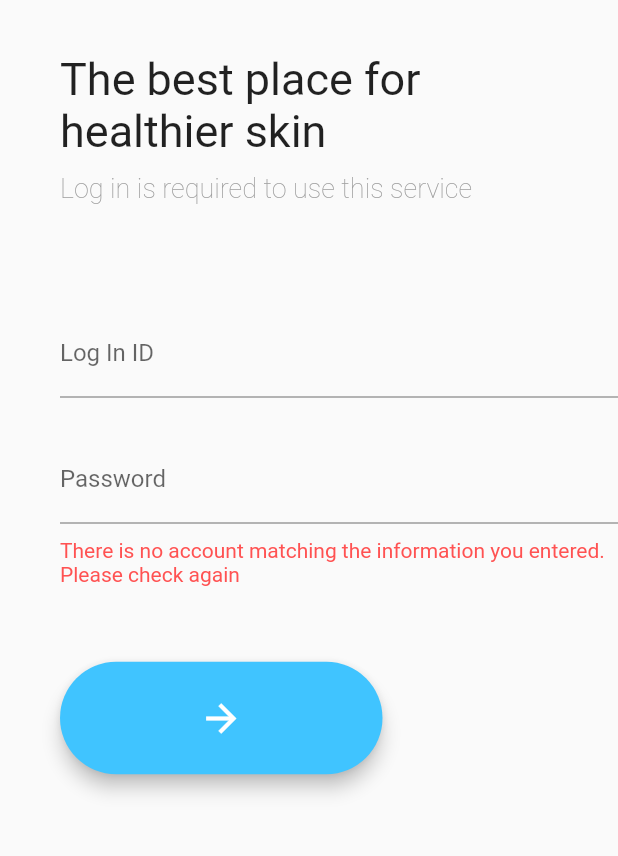
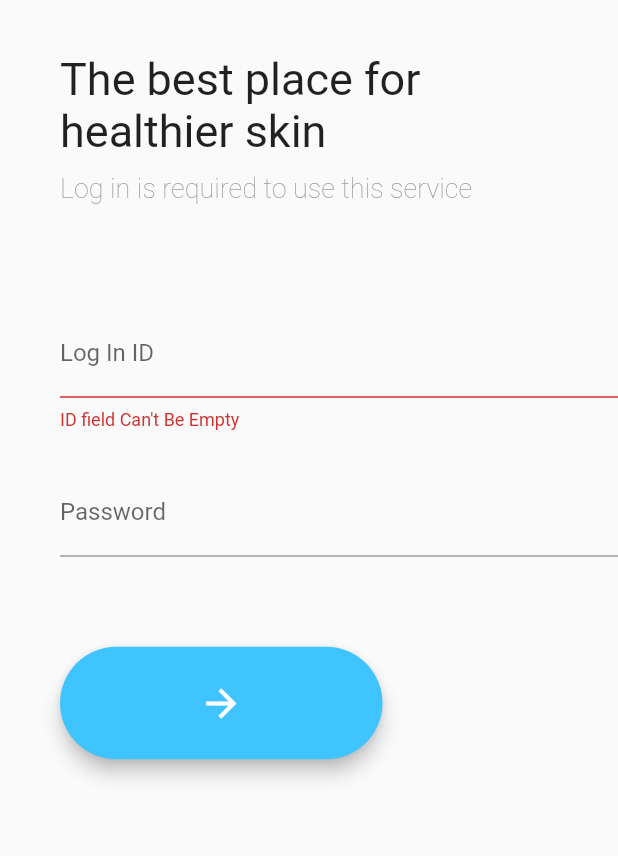
Before and after one commit to TungPhanThanh/flutter_gpskin, a Flutter app: the screen it shows after launch, after a tap on the "arrow forward" icon, on a phone screen of 412 x 824 dp, the part 221-1077 px from its top. Run offline on Flutter 3.47's test engine with Material 2 defaults, Android fonts, the phone set to English and light mode, and no system bars; our stand-ins replace flutter_blue; Roboto replaces fonts that are missing (NanumBarunGothic).

Commit message:
login button handle

```diff
--- a/lib/core/services/api.dart
+++ b/lib/core/services/api.dart
@@ -5,11 +5,11 @@ import 'package:http/http.dart' as http;
 
 /// The service responsible for networking requests
 class Api {
-  static const endpoint = 'http://gpskin-as-test.us-west-2.elasticbeanstalk.com/';
+  static const endpoint = '';
 
   var client = new http.Client();
 
-  Future<User> loginUser(String userId, String password) async {
+  Future<int> loginUser(String userId, String password) async {
     final http.Response response = await http.post(
       '$endpoint/subject/signIn/',
       headers: <String, String>{'Content-Type': 'application/json; charset=UTF-8',},
@@ -19,10 +19,9 @@ class Api {
     if(response.statusCode == 200){
       print('Response status: ${response.statusCode}');
       print('Response body: ${response.body}');
-      return User.fromJson(json.decode(response.body));
-    } else {
-      throw Exception('Failed to login.');
+      User.fromJson(json.decode(response.body));
     }
+    return response.statusCode;
   }
 
 //  Future<List<Post>> getPostsForUser(int userId) async {
--- a/lib/ui/screens/login.dart
+++ b/lib/ui/screens/login.dart
@@ -1,6 +1,5 @@
 import 'package:flutter/material.dart';
 import 'package:flutter_gpskin/core/services/api.dart';
-import 'package:font_awesome_flutter/font_awesome_flutter.dart';
 
 class LoginScreen extends StatefulWidget {
   @override
@@ -8,10 +7,19 @@ class LoginScreen extends StatefulWidget {
 }
 
 class LoginScreenState extends State<LoginScreen> {
-
   final Api _api = new Api();
   TextEditingController _userIdController = new TextEditingController();
   TextEditingController _passwordController = new TextEditingController();
+  bool _loginState = false;
+  bool _validateId = false;
+  bool _validatePassword = false;
+
+  @override
+  void dispose() {
+    _userIdController.dispose();
+    _passwordController.dispose();
+    super.dispose();
+  }
 
   @override
   Widget build(BuildContext context) {
@@ -67,7 +75,10 @@ class LoginScreenState extends State<LoginScreen> {
               child: TextField(
                 controller: _userIdController,
                 decoration: InputDecoration(
-                    labelText: "Log In ID", hasFloatingPlaceholder: true),
+                  labelText: "Log In ID",
+                  hasFloatingPlaceholder: true,
+                  errorText: _validateId ? 'ID field Can\'t Be Empty' : null,
+                ),
               ),
             ),
             const SizedBox(
@@ -79,7 +90,10 @@ class LoginScreenState extends State<LoginScreen> {
                 obscureText: true,
                 controller: _passwordController,
                 decoration: InputDecoration(
-                    labelText: "Password", hasFloatingPlaceholder: true),
+                  labelText: "Password",
+                  hasFloatingPlaceholder: true,
+                  errorText: _validatePassword ? 'Password field Can\'t Be Empty' : null,
+                ),
               ),
             ),
             const SizedBox(
@@ -88,10 +102,13 @@ class LoginScreenState extends State<LoginScreen> {
             Container(
                 padding: const EdgeInsets.only(left: 40.0),
                 alignment: Alignment.centerRight,
-                child: Text(
-                  "There is no account matching the information you entered. Please check again",
-                  style: TextStyle(
-                    color: Colors.redAccent,
+                child: Visibility(
+                  visible: _loginState,
+                  child: Text(
+                    "There is no account matching the information you entered. Please check again",
+                    style: TextStyle(
+                      color: Colors.redAccent,
+                    ),
                   ),
                 )),
             const SizedBox(height: 50.0),
@@ -105,9 +122,20 @@ class LoginScreenState extends State<LoginScreen> {
                 shape: RoundedRectangleBorder(
                   borderRadius: BorderRadius.circular(40.0),
                 ),
-                onPressed: () async {
-                  _api.loginUser(_userIdController.text, _passwordController.text)
-                      .then((value) => print('value: '+ value.toJson().toString()));},
+                onPressed: () {
+                  setState(() {
+                    if(_userIdController.text.isEmpty == false){
+                      _validateId = false;
+                      if(_passwordController.text.isEmpty == false){
+                        _validatePassword = false;
+                        _api.loginUser(_userIdController.text, _passwordController.text).then((value) {
+                          value == 200 ? _loginState = false : _loginState = true;
+                        });
+                      } else _validatePassword = true;
+                    } else _validateId = true;
+//                    _text.text.isEmpty ? _validate = true : _validate = false;
+                  });
+                },
                 child: Center(
                   child: Icon(
                     Icons.arrow_forward,
```
